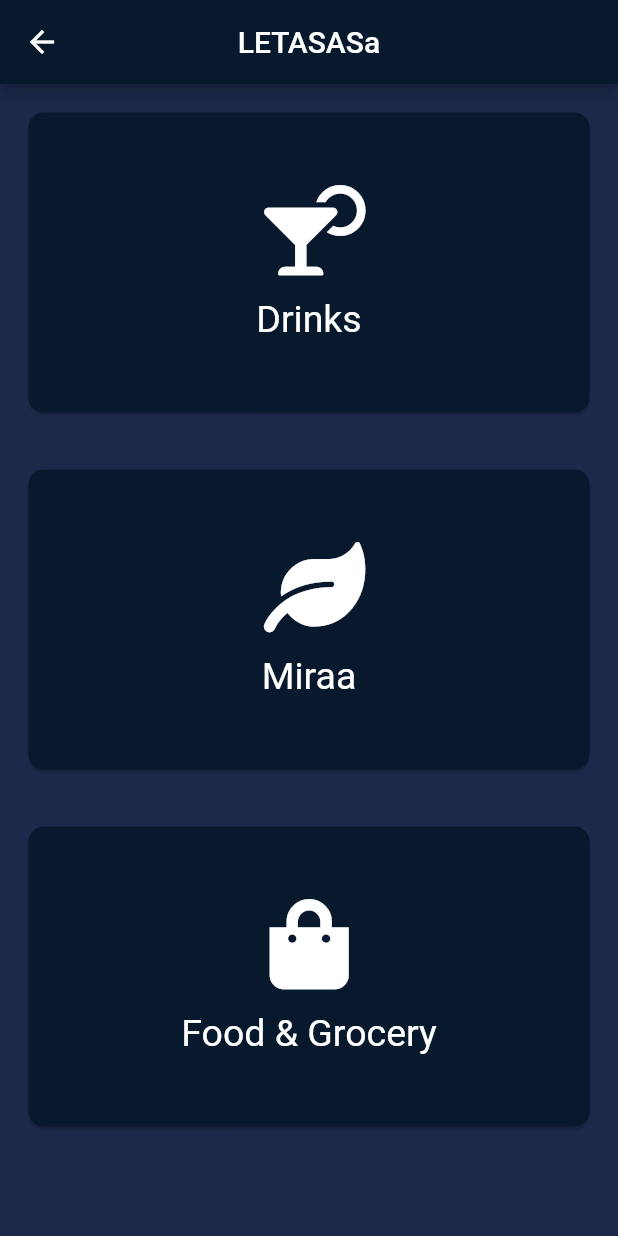
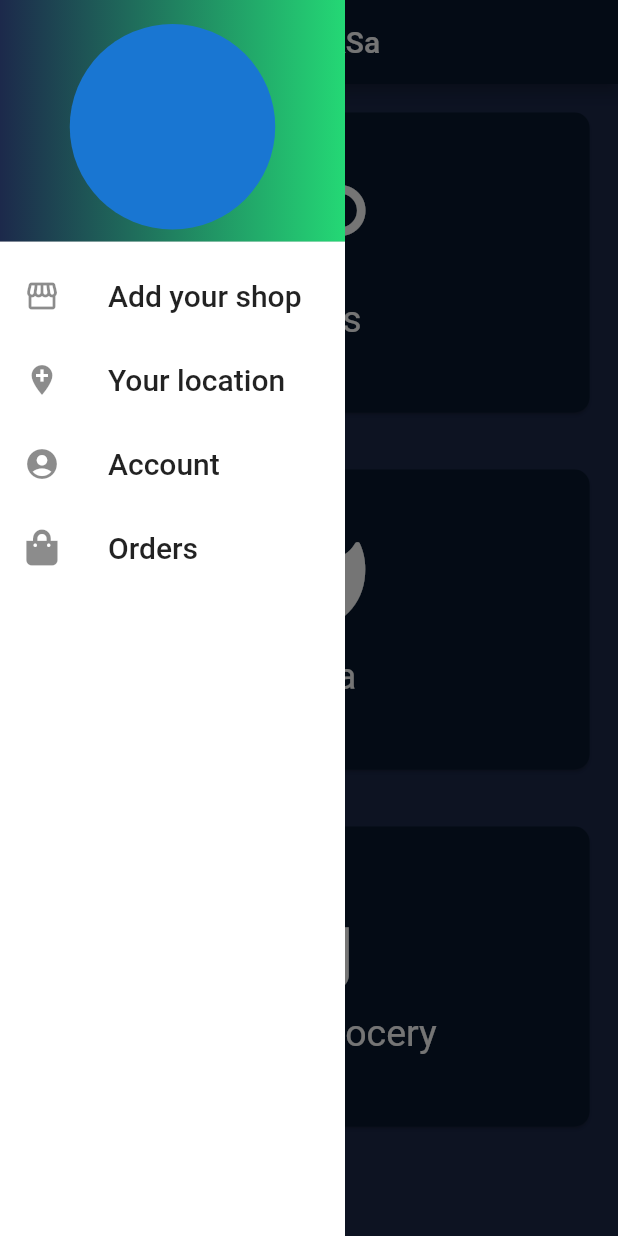
Before and after one commit to joshheavy/LetaSasa, a Flutter app: the MyHomePage screen opened directly, with the side drawer open (before the commit the screen has no drawer), on a phone screen of 412 x 824 dp. Run offline on Flutter 3.47's test engine with Material 2 defaults, Android fonts, the phone set to English and light mode, and no system bars; our stand-ins replace cloud_firestore, firebase_auth, firebase_core, flutter_form_builder, flutter_rating, font_awesome_flutter and 3 more; missing offline and left inert: intro_views_flutter; accounts and stored records are empty.

```diff
--- a/lib/main.dart
+++ b/lib/main.dart
@@ -4,14 +4,13 @@ import 'package:leta_sasa/services/geolocator_service.dart';
 import 'package:provider/provider.dart';
 import 'package:firebase_core/firebase_core.dart';
 
-Future<void> main() async{
+Future<void> main() async {
   WidgetsFlutterBinding.ensureInitialized();
   await Firebase.initializeApp();
   runApp(MyApp());
 }
 
 class MyApp extends StatelessWidget {
-
   final locatorService = GeolocatorService();
   @override
   Widget build(BuildContext context) {
@@ -20,7 +19,6 @@ class MyApp extends StatelessWidget {
       child: MaterialApp(
         title: 'LETASASa',
         theme: ThemeData(
-          primarySwatch: Colors.blue,
           visualDensity: VisualDensity.adaptivePlatformDensity,
         ),
         home: IntroScreen(),
--- a/lib/screens/Authentication/authentication.dart
+++ b/lib/screens/Authentication/authentication.dart
@@ -110,7 +110,7 @@ class _AuthenticationScreenState extends State<AuthenticationScreen> {
                                     MyHomePage(
                                       user: value,
                                     ));
-                                // return value;
+                                return value;
                               });
                             }
                           },
--- a/lib/screens/home.dart
+++ b/lib/screens/home.dart
@@ -3,6 +3,7 @@ import 'package:flutter/material.dart';
 import 'package:font_awesome_flutter/font_awesome_flutter.dart';
 import 'package:leta_sasa/utils/app_colors.dart';
 import 'package:leta_sasa/widgets/home_card.dart';
+import 'package:leta_sasa/widgets/custom_drawer.dart';
 
 class MyHomePage extends StatelessWidget {
   final UserCredential user;
@@ -23,8 +24,10 @@ class MyHomePage extends StatelessWidget {
           ),
         ),
       ),
+      drawer: CustomDrawer(),
       body: SingleChildScrollView(
         child: Column(
+          mainAxisAlignment: MainAxisAlignment.center,
           children: [
             HomeCard(icon: FontAwesomeIcons.cocktail, text: 'Drinks',value:'Drinks' ,),
             HomeCard(icon: FontAwesomeIcons.leaf, text: 'Miraa',value:'Miraa' ,),
--- /dev/null
+++ b/lib/widgets/custom_drawer.dart
@@ -0,0 +1,88 @@
+import 'package:flutter/material.dart';
+import 'package:leta_sasa/utils/app_colors.dart';
+import 'package:font_awesome_flutter/font_awesome_flutter.dart';
+import 'package:leta_sasa/services/auth_service.dart';
+import 'package:leta_sasa/helpers/screen_navigation.dart';
+import 'package:leta_sasa/screens/Authentication/authentication.dart';
+import 'package:leta_sasa/screens/shop_screen.dart';
+
+
+class CustomDrawer extends StatelessWidget {
+  @override
+  Widget build(BuildContext context) {
+    return SafeArea(
+      child: Container(
+        color: Colors.white,
+        width: 230,
+        child: ListView(
+          children: [
+            DrawerHeader(
+              decoration: BoxDecoration(
+                gradient: LinearGradient(colors: [
+                  AppColors.appBarColor,
+                  AppColors.textColor,
+                ]),
+              ),
+              child: CircleAvatar(
+                radius: 30,
+              ),
+            ),
+            BuildListTile(
+              icon: Icons.storefront,
+              title: 'Add your shop',
+              onTap: () {
+                ChangeScreen(context, AddShopScreen());
+              },
+            ),
+            BuildListTile(
+              icon: Icons.add_location,
+              title: 'Your location',
+              onTap: () {},
+            ),
+            BuildListTile(
+              icon: Icons.account_circle,
+              title: 'Account',
+              onTap: () {},
+            ),
+            BuildListTile(
+              icon: FontAwesomeIcons.shoppingBag,
+              title: 'Orders',
+              onTap: () {},
+            ),
+            SizedBox(
+              height: 600,
+            ),
+            BuildListTile(
+              icon: Icons.logout,
+              title: 'Logout',
+              onTap: () async {
+                await AuthService().signOut().then(
+                    (value) => ChangeScreen(context, AuthenticationScreen()));
+              },
+            )
+          ],
+        ),
+      ),
+    );
+  }
+}
+
+class BuildListTile extends StatelessWidget {
+  BuildListTile({Key key, this.icon, this.title, this.onTap}) : super(key: key);
+
+  IconData icon;
+  String title;
+  Function onTap;
+
+  @override
+  Widget build(BuildContext context) {
+    return ListTile(
+      leading: Icon(icon),
+      title: Text(
+        title,
+        style: TextStyle(fontSize: 20),
+      ),
+      onTap: onTap,
+    );
+  }
+}
--- a/pubspec.yaml
+++ b/pubspec.yaml
@@ -36,10 +36,10 @@ dependencies:
   provider: ^4.3.2+3
   intro_views_flutter: ^2.8.2
   http: ^0.12.2
-  international_phone_input: ^1.0.4
   firebase_core: "0.5.3"
   firebase_auth: ^0.18.4+1
   cloud_firestore: ^0.14.4
+  splashscreen: ^1.3.5
 
 dev_dependencies:
   flutter_test:
```
Also changed, not shown: lib/screens/Authentication/register.dart (+25 -26 lines), lib/screens/intro_screen.dart (+116 -92 lines), lib/services/auth_service.dart (+27 -0 lines), lib/widgets/search.dart (added, +43 -0 lines), pubspec.lock.
